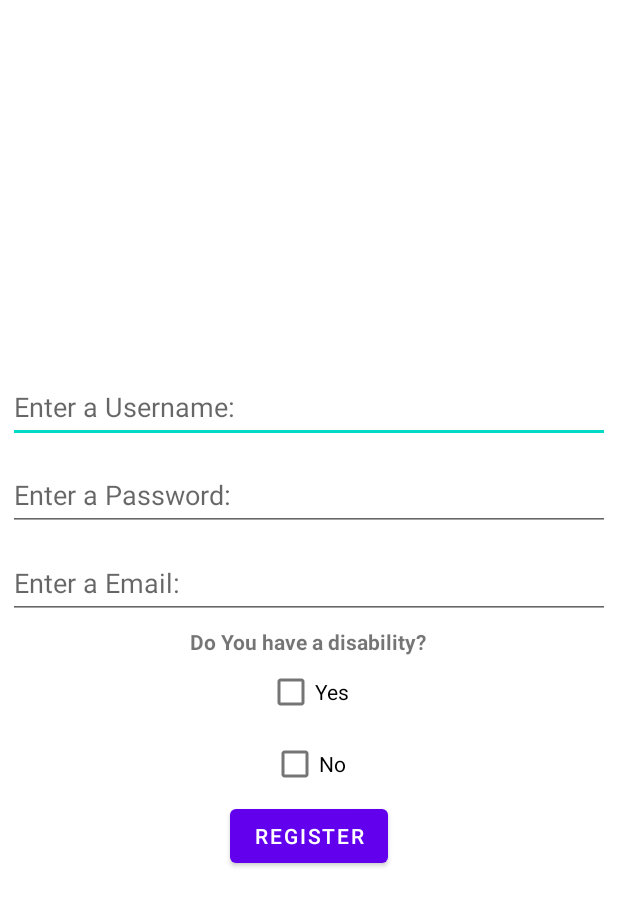
After one commit to MaanRaddadi/Wheelnavigator, an Android app: the layout register.xml on its own in the app's theme, with its tools: preview values and no code run, on a phone screen of 412 x 824 dp. The commit adds this screen. Shown: the top 906 px of the screen. Run offline under Robolectric (Android 15) with nearby library versions, the phone set to English and light mode, and no system bars.

Commit message:
Register done

```diff
--- a/app/build.gradle
+++ b/app/build.gradle
@@ -1,5 +1,6 @@
 plugins {
     id 'com.android.application'
+    id 'com.google.gms.google-services'
 }
 
 android {
@@ -36,6 +37,10 @@ dependencies {
     implementation 'androidx.appcompat:appcompat:1.5.1'
     implementation 'com.google.android.material:material:1.7.0'
     implementation 'androidx.constraintlayout:constraintlayout:2.1.4'
+    implementation 'com.google.firebase:firebase-database:20.1.0'
+    implementation 'androidx.legacy:legacy-support-v4:1.0.0'
+    implementation 'androidx.lifecycle:lifecycle-livedata-ktx:2.5.1'
+    implementation 'androidx.lifecycle:lifecycle-viewmodel-ktx:2.5.1'
     testImplementation 'junit:junit:4.13.2'
     androidTestImplementation 'androidx.test.ext:junit:1.1.4'
     androidTestImplementation 'androidx.test.espresso:espresso-core:3.5.0'
--- /dev/null
+++ b/app/src/main/res/layout/register.xml
@@ -0,0 +1,61 @@
+<?xml version="1.0" encoding="utf-8"?>
+<androidx.appcompat.widget.LinearLayoutCompat xmlns:android="http://schemas.android.com/apk/res/android"
+    xmlns:tools="http://schemas.android.com/tools"
+    android:layout_width="match_parent"
+    android:layout_height="match_parent"
+    android:gravity="center"
+    android:orientation="vertical">
+
+
+    <EditText
+        android:id="@+id/editTextUsername"
+        android:layout_width="match_parent"
+        android:layout_height="wrap_content"
+        android:layout_margin="5dp"
+        android:hint="Enter a Username:"
+        android:minHeight="48dp" />
+
+    <EditText
+        android:id="@+id/editTextPassword"
+        android:layout_width="match_parent"
+        android:layout_height="wrap_content"
+        android:layout_margin="5dp"
+        android:hint="Enter a Password:"
+        android:minHeight="48dp" />
+
+    <EditText
+        android:id="@+id/EditTextEmail"
+        android:layout_width="match_parent"
+        android:layout_height="wrap_content"
+        android:layout_margin="5dp"
+        android:hint="Enter a Email:"
+        android:minHeight="48dp" />
+    <TextView
+        android:id="@+id/textView2"
+        android:layout_width="wrap_content"
+        android:layout_height="wrap_content"
+        android:gravity="left"
+        android:text="Do You have a disability?"
+        android:textStyle="bold"/>
+    <CheckBox
+        android:id="@+id/checkYes"
+        android:layout_width="wrap_content"
+        android:layout_height="wrap_content"
+        android:text="Yes" />
+
+    <CheckBox
+        android:id="@+id/checkNo"
+        android:layout_width="wrap_content"
+        android:layout_height="wrap_content"
+        android:text="No" />
+
+    <Button
+        android:id="@+id/regbutton"
+        android:layout_width="wrap_content"
+        android:layout_height="wrap_content"
+        android:text="Register"
+        android:onClick="Register"
+        />
+
+
+</androidx.appcompat.widget.LinearLayoutCompat>
--- a/app/src/main/res/menu/bottom_nav_menu.xml
+++ b/app/src/main/res/menu/bottom_nav_menu.xml
@@ -13,4 +13,5 @@
     <item android:title="Account"
         android:icon="@drawable/ic_baseline_person_24"
         android:id="@+id/Account"/>
+
 </menu>
--- a/app/src/main/res/values/strings.xml
+++ b/app/src/main/res/values/strings.xml
@@ -1,3 +1,5 @@
 <resources>
     <string name="app_name">Wheelnavigator</string>
+    <!-- TODO: Remove or change this placeholder text -->
+    <string name="hello_blank_fragment">Hello blank fragment</string>
 </resources>
--- a/build.gradle
+++ b/build.gradle
@@ -1,4 +1,8 @@
-// Top-level build file where you can add configuration options common to all sub-projects/modules.
+buildscript {
+    dependencies {
+        classpath 'com.google.gms:google-services:4.3.14'
+    }
+}// Top-level build file where you can add configuration options common to all sub-projects/modules.
 plugins {
     id 'com.android.application' version '7.3.0' apply false
     id 'com.android.library' version '7.3.0' apply false
```
Also changed, not shown: app/src/main/AndroidManifest.xml (+7 -0 lines), app/src/main/java/com/example/wheelnavigator/AccountFragment.java (+9 -7 lines), app/src/main/java/com/example/wheelnavigator/MainActivity.java (+13 -1 lines), app/src/main/java/com/example/wheelnavigator/RecommendedFragment.java (+3 -9 lines), app/src/main/java/com/example/wheelnavigator/Register.java (added, +65 -0 lines), app/src/main/java/com/example/wheelnavigator/User.java (added, +43 -0 lines), app/src/main/res/layout/account_fragment.xml (+1 -13 lines), 1 other file.
